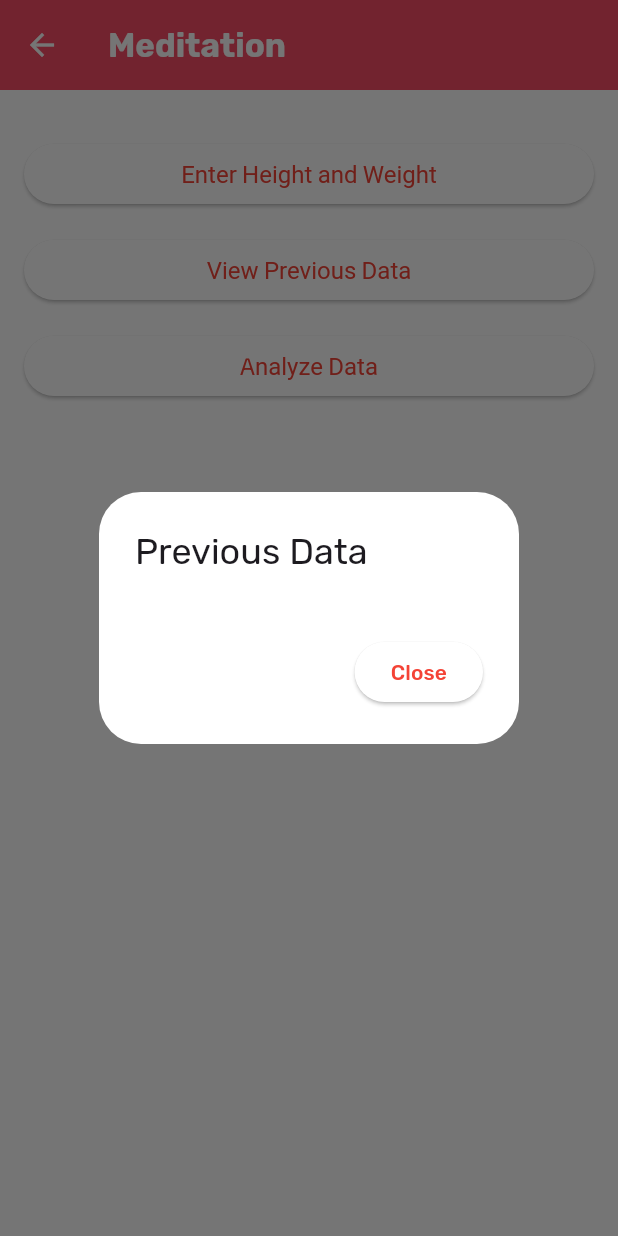
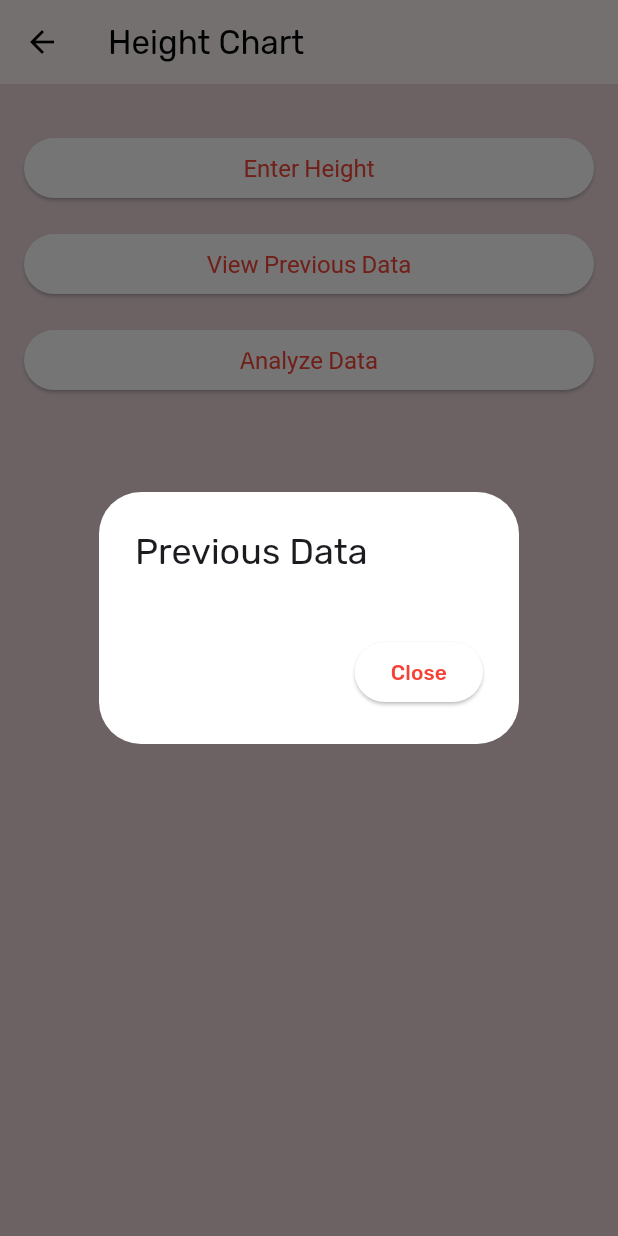
Before and after one commit to adarshnagrikar14/gsc24-garbh, a Flutter app: the HeightChart screen opened directly, after a tap on "View Previous Data", on a phone screen of 412 x 824 dp. Run offline on Flutter 3.47's test engine with Material 3 defaults, Android fonts, the phone set to English and light mode, and no system bars; our stand-ins replace audioplayers, cloud_firestore, firebase_auth, firebase_core, fl_chart, fluttertoast and 7 more; accounts and stored records are empty; project files that could hold a hidden picture were left out.

Commit message:
Height and Weight

```diff
--- a/lib/parent_screens/height_weight.dart
+++ b/lib/parent_screens/Height.dart
@@ -1,9 +1,5 @@
-// ignore_for_file: avoid_print
-
 import 'package:flutter/material.dart';
 import 'package:fl_chart/fl_chart.dart';
-import 'package:cloud_firestore/cloud_firestore.dart';
-import 'package:gap/gap.dart';
 
 class HeightChart extends StatefulWidget {
   const HeightChart({Key? key}) : super(key: key);
@@ -15,46 +11,19 @@ class HeightChart extends StatefulWidget {
 class _HeightChartState extends State<HeightChart> {
   List<DataPoint> dataPoints = [];
   List<FlSpot> heightSpots = [];
-  List<FlSpot> weightSpots = [];
-  List<String> imageUrls = [];
-  Color redColor = const Color.fromARGB(255, 249, 76, 102);
 
   @override
   void initState() {
     super.initState();
-
-    fetchImageUrls();
-  }
-
-  void fetchImageUrls() async {
-    QuerySnapshot querySnapshot =
-        await FirebaseFirestore.instance.collection("HWimages").get();
-
-    for (var document in querySnapshot.docs) {
-      var data = document.data() as Map<String, dynamic>?;
-
-      if (data != null && data.containsKey('imageUrl')) {
-        setState(() {
-          imageUrls.add(data['imageUrl']);
-        });
-      }
-    }
   }
 
   @override
   Widget build(BuildContext context) {
     return Scaffold(
+      backgroundColor: Color.fromARGB(255, 235, 214, 219),
       appBar: AppBar(
-        title: const Text(
-          "Meditation",
-          style: TextStyle(
-            color: Colors.white,
-            fontWeight: FontWeight.bold,
-          ),
-        ),
-        backgroundColor: redColor,
-        toolbarHeight: 60.0,
-        foregroundColor: Colors.white,
+        backgroundColor: Color.fromARGB(255, 253, 244, 244),
+        title: const Text('Height Chart'),
       ),
       body: Padding(
         padding: const EdgeInsets.all(16.0),
@@ -65,15 +34,15 @@ class _HeightChartState extends State<HeightChart> {
             ElevatedButton(
               onPressed: () => _showDataInputDialog(context),
               style: ElevatedButton.styleFrom(
-                textStyle: const TextStyle(fontSize: 16.0),
+                textStyle: TextStyle(fontSize: 16.0),
               ),
-              child: const Text('Enter Height and Weight'),
+              child: const Text('Enter Height'),
             ),
             const SizedBox(height: 16.0),
             ElevatedButton(
               onPressed: () => _showPreviousData(),
               style: ElevatedButton.styleFrom(
-                textStyle: const TextStyle(fontSize: 16.0),
+                textStyle: TextStyle(fontSize: 16.0),
               ),
               child: const Text('View Previous Data'),
             ),
@@ -87,36 +56,19 @@ class _HeightChartState extends State<HeightChart> {
                 }
               },
               style: ElevatedButton.styleFrom(
-                textStyle: const TextStyle(fontSize: 16.0),
+                textStyle: TextStyle(fontSize: 16.0),
               ),
               child: const Text('Analyze Data'),
             ),
-            const SizedBox(height: 30.0),
-            if (heightSpots.isNotEmpty && weightSpots.isNotEmpty)
+            const SizedBox(height: 16.0),
+            if (heightSpots.isNotEmpty)
               Expanded(
                 child: LayoutBuilder(
                   builder: (context, constraints) {
                     return LineChart(
                       LineChartData(
-                        gridData: const FlGridData(
-                          show: false,
-                        ),
-                        titlesData: FlTitlesData(
-                          show: true,
-                          rightTitles: const AxisTitles(),
-                          topTitles: const AxisTitles(),
-                          leftTitles: AxisTitles(
-                            axisNameSize: 20.0,
-                            sideTitles: SideTitles(
-                              showTitles: true,
-                              // interval: 1,
-                              getTitlesWidget: (value, meta) {
-                                return Text("$value");
-                              },
-                              reservedSize: 50.0,
-                            ),
-                          ),
-                        ),
+                        gridData: FlGridData(show: false),
+                        titlesData: FlTitlesData(show: false),
                         borderData: FlBorderData(
                           show: true,
                           border: Border.all(
@@ -133,17 +85,7 @@ class _HeightChartState extends State<HeightChart> {
                             spots: heightSpots,
                             isCurved: true,
                             color: Colors.blue,
-                            show: true,
-                            dotData: const FlDotData(show: false),
-                            belowBarData: BarAreaData(show: false),
-                            isStrokeCapRound: true,
-                            barWidth: 6,
-                          ),
-                          LineChartBarData(
-                            spots: weightSpots,
-                            isCurved: true,
-                            color: Colors.red,
-                            dotData: const FlDotData(show: false),
+                            dotData: FlDotData(show: false),
                             belowBarData: BarAreaData(show: false),
                             isStrokeCapRound: true,
                             barWidth: 6,
@@ -154,7 +96,6 @@ class _HeightChartState extends State<HeightChart> {
                   },
                 ),
               ),
-            const Gap(20.0),
           ],
         ),
       ),
@@ -162,25 +103,21 @@ class _HeightChartState extends State<HeightChart> {
   }
 
   List<FlSpot> _getHeightFlSpots() {
-    return List.generate(dataPoints.length,
-        (index) => FlSpot(index.toDouble(), dataPoints[index].height));
-  }
-
-  List<FlSpot> _getWeightFlSpots() {
-    return List.generate(dataPoints.length,
-        (index) => FlSpot(index.toDouble(), dataPoints[index].weight));
+    return List.generate(
+      dataPoints.length,
+      (index) => FlSpot(index.toDouble(), dataPoints[index].height),
+    );
   }
 
   void _showDataInputDialog(BuildContext context) {
     double? height;
-    double? weight;
     int? weeks;
 
     showDialog(
       context: context,
       builder: (context) {
         return AlertDialog(
-          title: const Text('Enter Height and Weight'),
+          title: const Text('Enter Height'),
           content: Column(
             mainAxisSize: MainAxisSize.min,
             children: [
@@ -191,16 +128,6 @@ class _HeightChartState extends State<HeightChart> {
                 onChanged: (value) {
                   if (value.isNotEmpty) {
                     height = double.tryParse(value);
-                  }
-                },
-              ),
-              TextField(
-                decoration:
-                    const InputDecoration(labelText: 'Enter Weight(in kgs)'),
-                keyboardType: TextInputType.number,
-                onChanged: (value) {
-                  if (value.isNotEmpty) {
-                    weight = double.tryParse(value);
                   }
                 },
               ),
@@ -220,11 +147,11 @@ class _HeightChartState extends State<HeightChart> {
           actions: [
             ElevatedButton(
               onPressed: () {
-                if (height != null && weight != null && weeks != null) {
+                if (height != null && weeks != null) {
                   setState(() {
                     dataPoints.add(DataPoint(
                       height: height!,
-                      weight: weight!,
+                      weight: 0, // Set weight to 0 or any default value
                       weeks: weeks!,
                     ));
                   });
@@ -264,11 +191,10 @@ class _HeightChartState extends State<HeightChart> {
 
     for (int i = 0; i < dataPoints.length; i++) {
       print(
-          'DataPoint $i - Weeks: ${dataPoints[i].weeks}, Height: ${dataPoints[i].height}, Weight: ${dataPoints[i].weight}');
+          'DataPoint $i - Weeks: ${dataPoints[i].weeks}, Height: ${dataPoints[i].height}');
     }
     setState(() {
       heightSpots = _getHeightFlSpots();
-      weightSpots = _getWeightFlSpots();
     });
   }
 
@@ -280,14 +206,11 @@ class _HeightChartState extends State<HeightChart> {
           title: const Text('Previous Data'),
           content: Column(
             mainAxisSize: MainAxisSize.min,
-            crossAxisAlignment: CrossAxisAlignment.start,
             children: dataPoints
-                .map(
-                  (dataPoint) => ListTile(
-                    title: Text(
-                        'Weeks: ${dataPoint.weeks}, Height: ${dataPoint.height}, Weight: ${dataPoint.weight}'),
-                  ),
-                )
+                .map((dataPoint) => ListTile(
+                      title: Text(
+                          'Weeks: ${dataPoint.weeks}, Height: ${dataPoint.height}'),
+                    ))
                 .toList(),
           ),
           actions: [
--- a/lib/parent_screens/home_parent.dart
+++ b/lib/parent_screens/home_parent.dart
@@ -1,7 +1,8 @@
 import 'package:firebase_auth/firebase_auth.dart';
 import 'package:flutter/material.dart';
 import 'package:gap/gap.dart';
-import 'package:garbh/parent_screens/height_weight.dart';
+import 'package:garbh/parent_screens/Height.dart';
+import 'package:garbh/parent_screens/weight.dart';
 import 'package:garbh/reusables/custom_home_cards.dart';
 import 'package:google_fonts/google_fonts.dart';
 import 'package:shared_preferences/shared_preferences.dart';
@@ -107,7 +108,7 @@ class _HomeScreenParentState extends State<HomeScreenParent> {
                         Navigator.push(
                           context,
                           MaterialPageRoute(
-                            builder: (context) => const Scaffold(),
+                            builder: (context) => const WeightChart(),
                           ),
                         );
                       },
```
Also changed, not shown: lib/parent_screens/weight.dart (added, +235 -0 lines).
